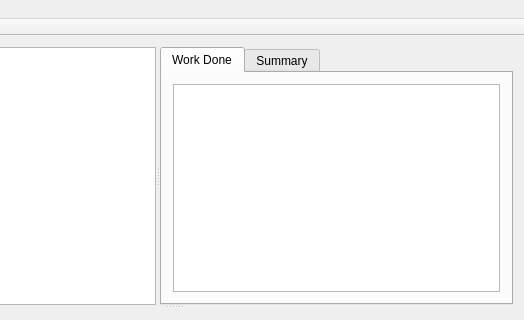
jgaa/whid, file mainwindow.ui: the form before one commit; both pictures show x 176 to 700 and y 0 to 320 of the 700 by 501 pixel window.
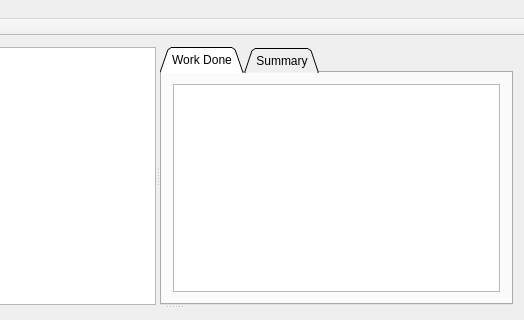
The form after the commit. The open tabs and pages were chosen to show the change. Icons and pictures are not drawn.

Diff of the .ui file:
```diff
--- a/mainwindow.ui
+++ b/mainwindow.ui
@@ -45,6 +45,9 @@
         </attribute>
        </widget>
        <widget class="QTabWidget" name="tabWidget">
+        <property name="tabShape">
+         <enum>QTabWidget::Triangular</enum>
+        </property>
         <property name="currentIndex">
          <number>1</number>
         </property>
```
Left out of the diff: 2 changed lines with no effect on the pictures.
